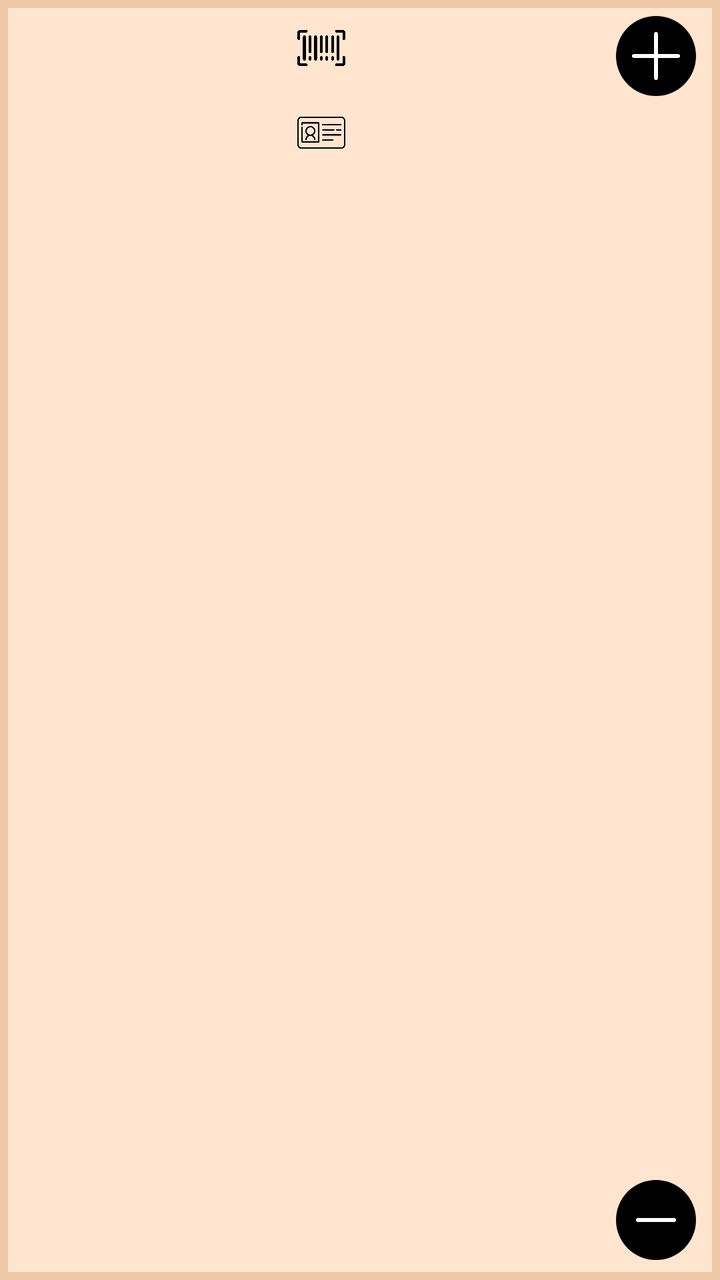
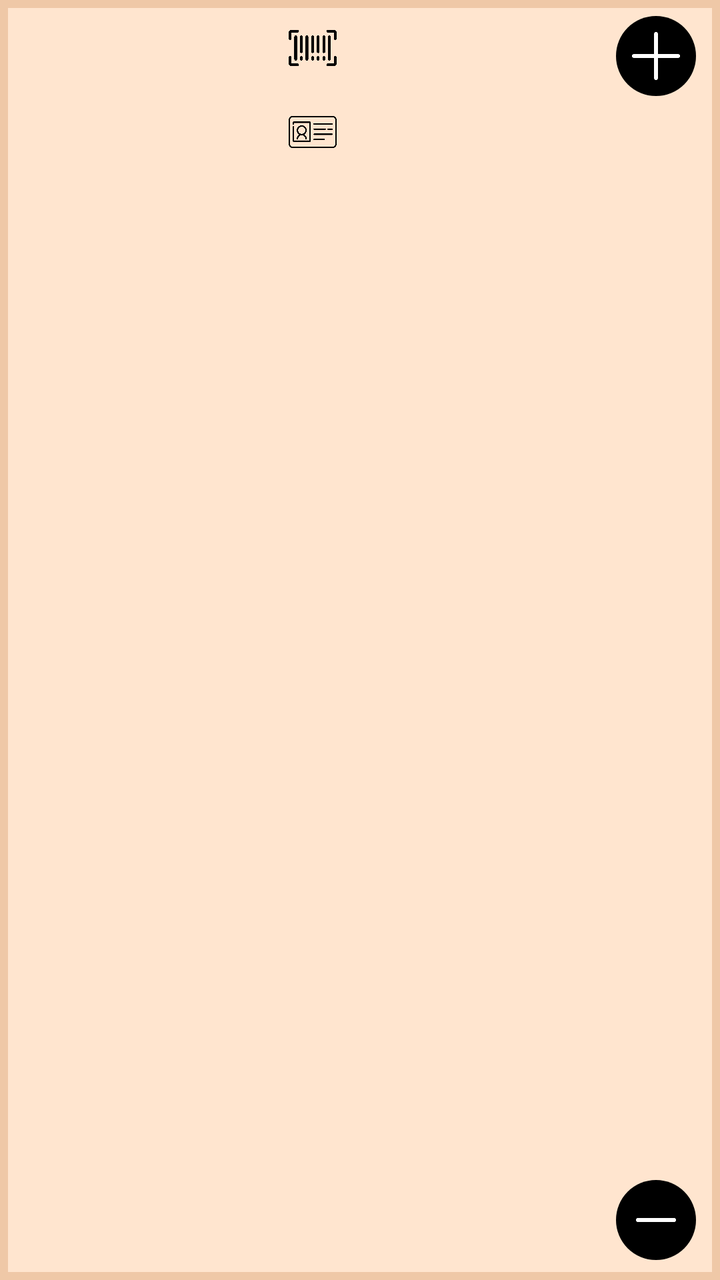

Two renders of the same Android screen: before a commit and after it. Below are the layout's source before the change and the commit's diff.
<!-- AndroidManifest.xml: application theme Theme.MyWarehouse -->
<!-- res/layout/item_addorder.xml -->
<LinearLayout xmlns:android="http://schemas.android.com/apk/res/android"
    xmlns:app="http://schemas.android.com/apk/res-auto"
    android:layout_width="match_parent"
    android:layout_height="wrap_content"
    android:orientation="horizontal"
    android:background="@color/back"
    android:layout_marginBottom="4dp"
    android:padding="4dp">

    <LinearLayout
        android:id="@+id/container"
        android:layout_width="match_parent"
        android:layout_height="match_parent"
        android:background="@color/front">

        
        <androidx.recyclerview.widget.RecyclerView
            android:id="@+id/recycler_view_images"
            android:layout_width="0dp"
            android:layout_height="150dp"
            android:layout_weight="30"
            android:orientation="horizontal" />

        
        <LinearLayout
            android:id="@+id/text_container"
            android:layout_width="0dp"
            android:layout_height="match_parent"
            android:orientation="vertical"
            android:layout_weight="37"
            android:layout_marginStart="8dp"
            android:layout_marginEnd="8dp"
            android:padding="8dp">

            
            <LinearLayout
                android:layout_width="match_parent"
                android:layout_height="wrap_content"
                android:orientation="horizontal"
                android:layout_marginBottom="8dp"
                android:gravity="start|top">

                <androidx.appcompat.widget.AppCompatImageView
                    android:layout_width="24dp"
                    android:layout_height="24dp"
                    android:src="@drawable/ic_barcode"
                    android:tint="@color/black"
                    android:layout_marginEnd="8dp" />

                <com.google.android.material.textview.MaterialTextView
                    android:id="@+id/item_barcode"
                    android:layout_width="wrap_content"
                    android:layout_height="wrap_content"
                    android:textColor="@color/black"
                    android:textSize="18sp"
                    android:textStyle="bold"
                    android:fontFamily="@font/montserrat_bold" />
            </LinearLayout>

            
            <LinearLayout
                android:layout_width="match_parent"
                android:layout_height="wrap_content"
                android:orientation="horizontal"
                android:layout_marginTop="10dp"
                android:layout_marginBottom="8dp"
                android:gravity="start">

                <androidx.appcompat.widget.AppCompatImageView
                    android:layout_width="24dp"
                    android:layout_height="24dp"
                    android:src="@drawable/ic_name"
                    android:tint="@color/black"
                    android:layout_marginEnd="8dp" />

                <com.google.android.material.textview.MaterialTextView
                    android:id="@+id/item_name"
                    android:layout_width="wrap_content"
                    android:layout_height="wrap_content"
                    android:textColor="@color/black"
                    android:textSize="18sp"
                    android:textStyle="italic"
                    android:fontFamily="@font/montserrat_italic" />
            </LinearLayout>
        </LinearLayout>

        
        <LinearLayout
            android:layout_width="wrap_content"
            android:layout_height="match_parent"
            android:orientation="vertical"
            android:layout_gravity="center"
            android:layout_marginEnd="8dp">

            
            <androidx.appcompat.widget.AppCompatImageButton
                android:id="@+id/button_plus"
                android:layout_width="40dp"
                android:layout_height="40dp"
                android:background="@drawable/circular_button_background"
                android:src="@drawable/ic_plus"
                android:scaleType="centerCrop"
                android:tint="@color/white"
                android:layout_marginBottom="8dp"
                android:layout_marginTop="4dp"
                android:padding="8dp" />

            
            <com.google.android.material.textview.MaterialTextView
                android:id="@+id/item_quantity"
                android:layout_width="wrap_content"
                android:layout_height="0dp"
                android:layout_weight="1"
                android:textColor="@color/black"
                android:textSize="16sp"
                android:textStyle="bold"
                android:fontFamily="@font/montserrat_bold"
                android:gravity="center"
                android:layout_marginBottom="8dp"
                android:layout_marginLeft="7dp"
                android:textAlignment="center"
                android:padding="8dp" />

            
            <androidx.appcompat.widget.AppCompatImageButton
                android:id="@+id/button_minus"
                android:layout_width="40dp"
                android:layout_height="40dp"
                android:background="@drawable/circular_button_background"
                android:src="@drawable/ic_minus"
                android:scaleType="centerCrop"
                android:tint="@color/white"
                android:layout_marginBottom="6dp"
                android:padding="8dp" />
        </LinearLayout>
    </LinearLayout>
</LinearLayout>
<!-- resources referenced by this layout -->
<resources>
  <color name="back">#EFC8A7</color>
  <color name="black">#FF000000</color>
  <color name="front">#FFE5CF</color>
  <color name="white">#FFFFFFFF</color>
  <!-- drawable circular_button_background (drawable) -->
  <shape xmlns:android="http://schemas.android.com/apk/res/android"
      android:shape="oval">
      <solid android:color="@color/black"/>
  </shape>
  <!-- drawable ic_barcode: png bitmap (drawable, 6233 bytes) -->
  <!-- drawable ic_minus: png bitmap (drawable, 2042 bytes) -->
  <!-- drawable ic_name: png bitmap (drawable, 11197 bytes) -->
  <!-- drawable ic_plus: png bitmap (drawable, 3607 bytes) -->
  <style name="Theme.MyWarehouse" parent="Base.Theme.MyWarehouse" />
  <style name="Base.Theme.MyWarehouse" parent="Theme.Material3.DayNight.NoActionBar">
  
         <item name="colorPrimary">@color/green</item>
      </style>
  <color name="green">#065245</color>
</resources>

<!-- the commit's change to res/layout/item_addorder.xml (unified diff, before → after) -->
@@ -16,9 +16,9 @@
         
         <androidx.recyclerview.widget.RecyclerView
             android:id="@+id/recycler_view_images"
-            android:layout_width="0dp"
+            android:layout_width="120dp"
             android:layout_height="150dp"
-            android:layout_weight="30"
+            android:layout_weight="1"
             android:orientation="horizontal" />
 
         
@@ -52,7 +52,8 @@
                     android:layout_width="wrap_content"
                     android:layout_height="wrap_content"
                     android:textColor="@color/black"
-                    android:textSize="18sp"
+                    app:autoSizeTextType="uniform"
+                    app:autoSizeMinTextSize="14sp"
                     android:textStyle="bold"
                     android:fontFamily="@font/montserrat_bold" />
             </LinearLayout>
@@ -78,7 +79,8 @@
                     android:layout_width="wrap_content"
                     android:layout_height="wrap_content"
                     android:textColor="@color/black"
-                    android:textSize="18sp"
+                    app:autoSizeTextType="uniform"
+                    app:autoSizeMinTextSize="14sp"
                     android:textStyle="italic"
                     android:fontFamily="@font/montserrat_italic" />
             </LinearLayout>
